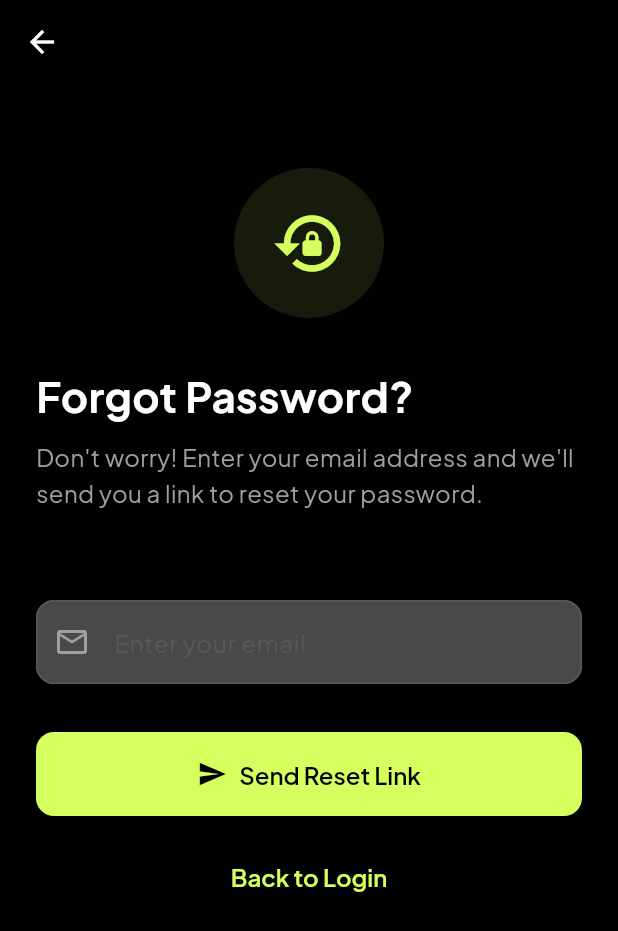
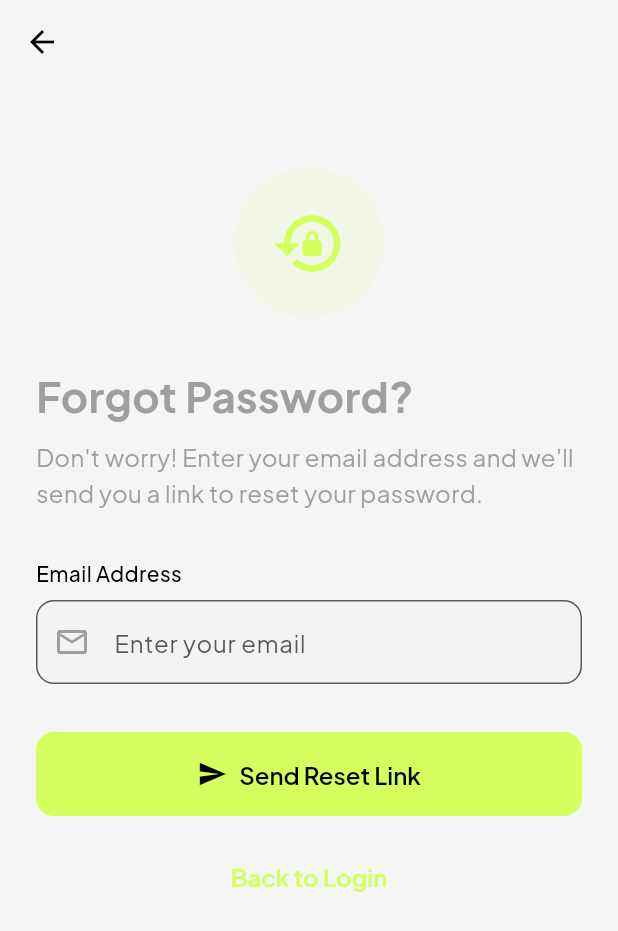
Before and after one commit to Salman0452/fyp-genzfit-frontend, a Flutter app: the ForgotPasswordScreen screen opened by its route, on a phone screen of 412 x 824 dp. Shown: the top 931 px of the screen. Run offline on Flutter 3.47's test engine with Material 3 defaults, Android fonts, the phone set to English and light mode, and no system bars; our stand-ins replace cached_network_image, camera, cloud_firestore, file_picker, firebase_auth, firebase_core and 13 more; missing offline and left inert: cloudinary_public, dart:html, google_mlkit_pose_detection, model_viewer_plus; accounts and stored records are empty; statements that could not run were skipped.

Commit message:
update colors

```diff
--- a/lib/screens/auth/forgot_password_screen.dart
+++ b/lib/screens/auth/forgot_password_screen.dart
@@ -31,7 +31,9 @@
     }
 
     final authProvider = context.read<AuthProvider>();
-    final success = await authProvider.resetPassword(_emailController.text.trim());
+    final success = await authProvider.resetPassword(
+      _emailController.text.trim(),
+    );
 
     if (!mounted) return;
 
@@ -69,7 +71,8 @@
       body: SafeArea(
         child: SingleChildScrollView(
           padding: const EdgeInsets.all(AppConstants.paddingLarge),
-          child: _emailSent ? _buildSuccessView() : _buildEmailForm(authProvider),
+          child:
+              _emailSent ? _buildSuccessView() : _buildEmailForm(authProvider),
         ),
       ),
     );
@@ -172,8 +175,8 @@
           decoration: BoxDecoration(
             gradient: LinearGradient(
               colors: [
-                AppConstants.successGreen.withOpacity(0.2),
-                AppConstants.successGreen.withOpacity(0.1),
+                AppColors.success.withOpacity(0.2),
+                AppColors.success.withOpacity(0.1),
               ],
             ),
             shape: BoxShape.circle,
@@ -181,7 +184,7 @@
           child: const Icon(
             Icons.mark_email_read,
             size: 60,
-            color: AppConstants.successGreen,
+            color: AppColors.success,
           ),
         ),
 
@@ -228,10 +231,7 @@
           decoration: BoxDecoration(
             color: AppConstants.charcoalGray,
             borderRadius: BorderRadius.circular(AppConstants.radiusMedium),
-            border: Border.all(
-              color: AppConstants.accentGray,
-              width: 1,
-            ),
+            border: Border.all(color: AppConstants.accentGray, width: 1),
           ),
           child: Column(
             crossAxisAlignment: CrossAxisAlignment.start,
--- a/lib/utils/constants.dart
+++ b/lib/utils/constants.dart
@@ -5,35 +5,28 @@
   static const String appName = 'GenZFit';
   static const String appVersion = '1.0.0';
 
-  // Primary Colors - Fitstreak Palette
-  static const Color primaryLight = Color(0xFFD6DFE2); // Light gray
-  static const Color primaryDark = Color(0xFF010101); // Almost black
-  static const Color primaryBrand = Color(0xFFD5FF5F); // Lime green
-  static const Color primaryWhite = Color(0xFFFFFFFF); // White
+  // Primary Colors - Fitstreak Design Palette
+  static const Color primaryLight = Color(0xFFD6DFE2); // Light gray (primary)
+  static const Color primaryDark = Color(0xFF010101); // Almost black (primary)
+  static const Color primaryBrand = Color(0xFFD5FF5F); // Lime green (primary)
+  static const Color primaryWhite = Color(0xFFFFFFFF); // White (primary)
 
-  // Secondary Colors - Fitstreak Palette
-  static const Color secondaryGray = Color(0xFF9F9F9F); // Gray
-  static const Color secondaryBlue = Color(0xFF9AC0D6); // Light blue
-  static const Color secondaryDarkGray = Color(0xFF595959); // Dark gray
-  static const Color secondaryBlueGray = Color(0xFF4E6075); // Blue-gray
+  // Secondary Colors - Fitstreak Design Palette
+  static const Color secondaryGray = Color(0xFF9F9F9F); // Gray (secondary)
+  static const Color secondaryBlue = Color(
+    0xFF9AC0D6,
+  ); // Light blue (secondary)
+  static const Color secondaryDarkGray = Color(
+    0xFF595959,
+  ); // Dark gray (secondary)
+  static const Color secondaryBlueGray = Color(
+    0xFF4E6075,
+  ); // Blue-gray (secondary)
 
-  // Legacy colors (for compatibility)
-  static const Color primaryBlack = Color(0xFF010101);
-  static const Color darkGray = Color(0xFF0D0E0D);
-  static const Color charcoalGray = Color(0xFF1F2120);
-  static const Color slateGray = Color(0xFF1F2120);
-  static const Color accentGray = Color(0xFF2A2D2B);
-
-  static const Color primaryGold = Color(0xFFD5FF5F); // Brand lime green
-  static const Color accentGold = Color(0xFF9AC0D6); // Light blue accent
-
-  static const Color errorRed = Color(0xFFE53935);
-  static const Color successGreen = Color(0xFFD5FF5F);
-  static const Color warningYellow = Color(0xFFFFA500);
-
-  static const Color textWhite = Color(0xFFFFFFFF);
-  static const Color textGray = Color(0xFF9F9F9F);
-  static const Color textDarkGray = Color(0xFF010101);
+  // Backward Compatibility Aliases (use AppColors instead for new code)
+  static const Color primaryGold = Color(0xFFD5FF5F); // Alias for primaryBrand
+  static const Color accentGold = Color(0xFF9AC0D6); // Alias for secondaryBlue
+  static const Color charcoalGray = Color(0xFF010101); // Alias for primaryDark
 
   // Firebase Collections
   static const String usersCollection = 'users';
--- a/lib/widgets/error_widget.dart
+++ b/lib/widgets/error_widget.dart
@@ -21,11 +21,7 @@
         child: Column(
           mainAxisAlignment: MainAxisAlignment.center,
           children: [
-            Icon(
-              icon,
-              size: 64,
-              color: AppConstants.errorRed,
-            ),
+            Icon(icon, size: 64, color: AppColors.error),
             const SizedBox(height: AppConstants.paddingMedium),
             Text(
               message,
@@ -83,11 +79,7 @@
         child: Column(
           mainAxisAlignment: MainAxisAlignment.center,
           children: [
-            Icon(
-              icon,
-              size: 64,
-              color: AppConstants.textDarkGray,
-            ),
+            Icon(icon, size: 64, color: AppConstants.textDarkGray),
             const SizedBox(height: AppConstants.paddingMedium),
             Text(
               message,
```
